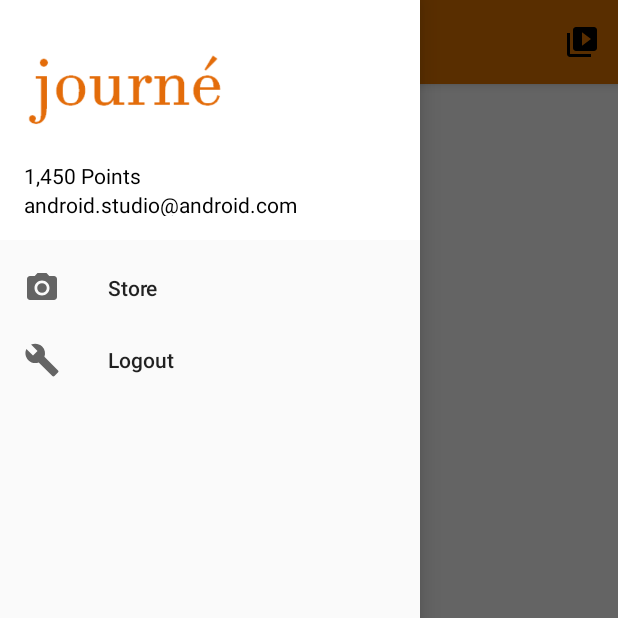
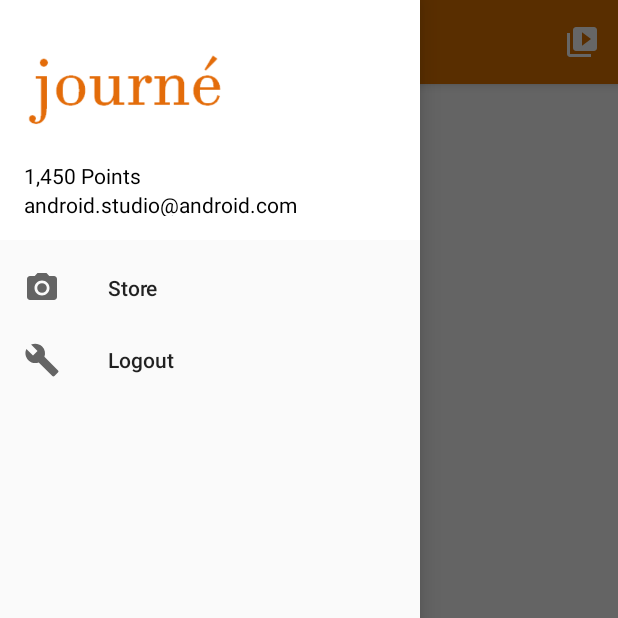
Before and after one commit to michael-schwarz/echacks-project, an Android app: the MainActivity screen opened directly, with no data from a screen before it, with the side drawer open, on a phone screen of 412 x 824 dp, the top half of it. Run offline under Robolectric (Android 15) with nearby library versions, the phone set to English and light mode, and no system bars; pictures from the network do not load; 1 statement that could not run was skipped.

Commit message:
Changing explore icon colour to white

```diff
--- a/android/journe/app/src/main/res/drawable-v21/ic_menu_slideshow.xml
+++ b/android/journe/app/src/main/res/drawable-v21/ic_menu_slideshow.xml
@@ -4,6 +4,6 @@
         android:viewportWidth="24.0"
         android:viewportHeight="24.0">
     <path
-        android:fillColor="#FF000000"
+        android:fillColor="#FFFFFF"
         android:pathData="M4,6H2v14c0,1.1 0.9,2 2,2h14v-2H4V6zm16,-4H8c-1.1,0 -2,0.9 -2,2v12c0,1.1 0.9,2 2,2h12c1.1,0 2,-0.9 2,-2V4c0,-1.1 -0.9,-2 -2,-2zm-8,12.5v-9l6,4.5 -6,4.5z"/>
 </vector>
```
